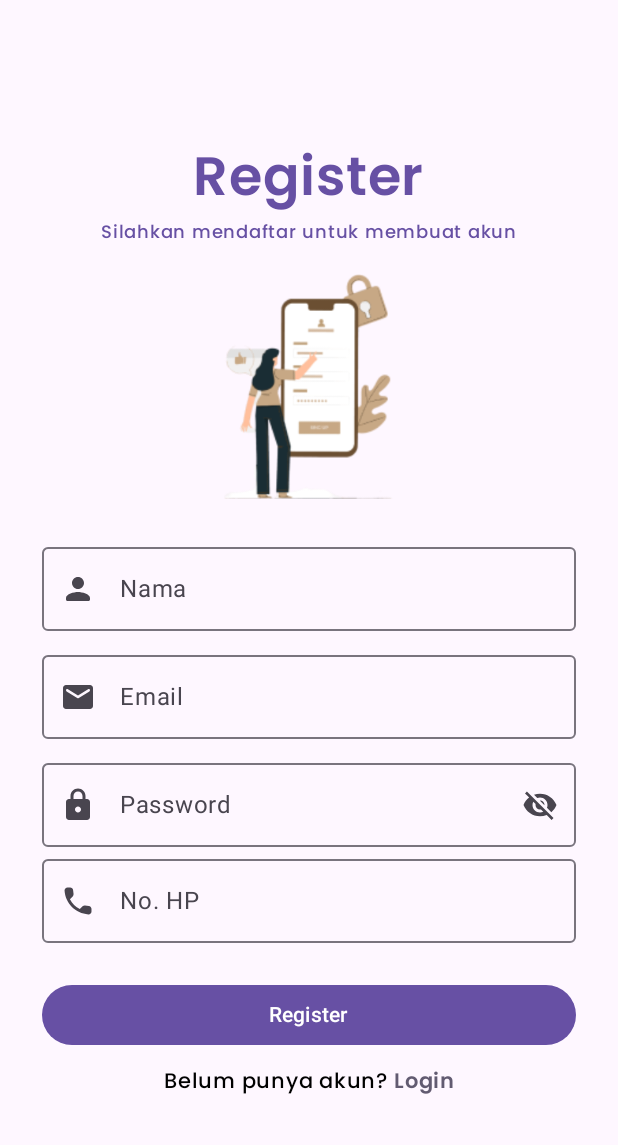
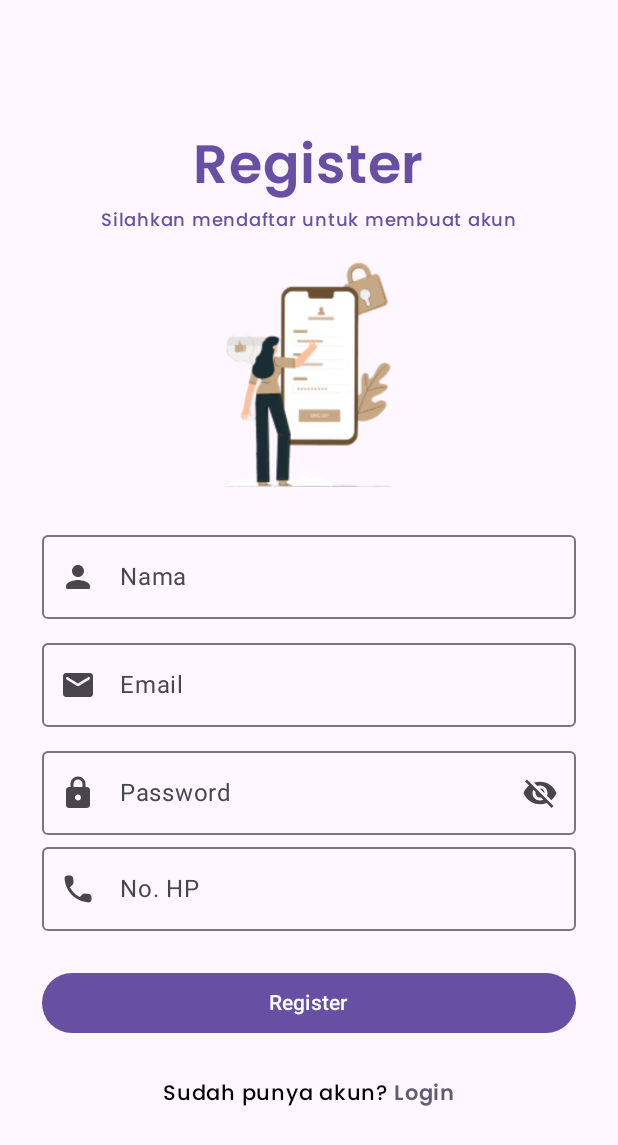
Before and after one commit to RashIO-Bangkit-Capstone/android, an Android app built with Jetpack Compose: the screen it shows after launch (MainActivity), after a tap on "Register", on a phone screen of 412 x 824 dp. Shown: the top 1145 px of the screen. Run offline under Robolectric (Android 15) with nearby library versions, the phone set to English and light mode, and no system bars.

Commit message:
chore: fix typo and padding adjustment

```diff
--- a/app/src/main/java/id/rashio/android/ui/screen/login/LoginScreen.kt
+++ b/app/src/main/java/id/rashio/android/ui/screen/login/LoginScreen.kt
@@ -148,7 +148,7 @@ fun LoginScreen(
         Button(onClick = { /*TODO*/ }, modifier = Modifier.fillMaxWidth()) {
             Text(text = stringResource(id = R.string.login))
         }
-        Spacer(modifier = Modifier.height(8.dp))
+        Spacer(modifier = Modifier.height(24.dp))
         Row {
             Text(
                 text = stringResource(R.string.register_button_desc),
--- a/app/src/main/java/id/rashio/android/ui/screen/register/RegisterScreen.kt
+++ b/app/src/main/java/id/rashio/android/ui/screen/register/RegisterScreen.kt
@@ -180,10 +180,10 @@ fun RegisterScreen(modifier: Modifier = Modifier, navController: NavController)
         Button(onClick = { /*TODO*/ }, modifier = Modifier.fillMaxWidth()) {
             Text(text = stringResource(id = R.string.register))
         }
-        Spacer(modifier = Modifier.height(8.dp))
+        Spacer(modifier = Modifier.height(24.dp))
         Row {
             Text(
-                text = stringResource(R.string.register_button_desc),
+                text = stringResource(R.string.login_button_desc),
                 color = Color.Black,
                 fontFamily = poppinsFontFamily,
                 fontWeight = FontWeight.Medium,
--- a/app/src/main/res/values/strings.xml
+++ b/app/src/main/res/values/strings.xml
@@ -11,4 +11,5 @@
     <string name="register_desc"> Silahkan mendaftar untuk membuat akun</string>
     <string name="nama">Nama</string>
     <string name="no_hp">No. HP</string>
+    <string name="login_button_desc">Sudah punya akun?</string>
 </resources>
```
